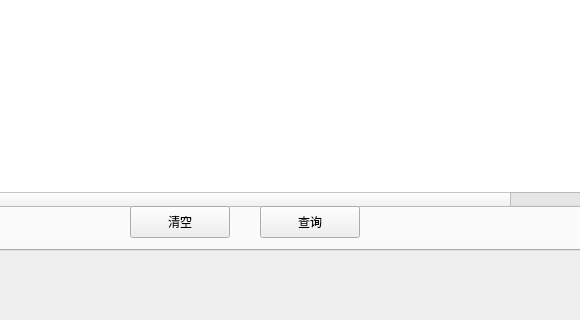
First picture: the form in mainwindow.ui, repository rileychc/StuInfoManage, before the edit; both pictures show x 122 to 702 and y 280 to 600 of the 800 by 600 pixel window.
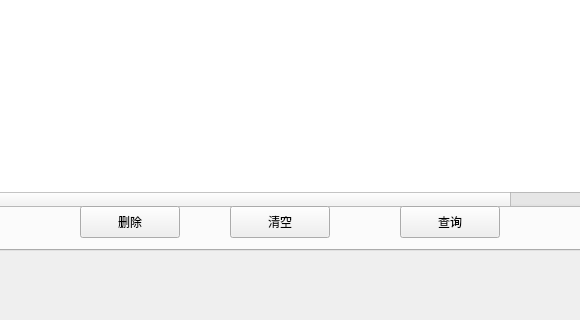
Second picture: the form after the edit.

```diff
--- a/mainwindow.ui
+++ b/mainwindow.ui
@@ -592,7 +592,7 @@
      <widget class="QPushButton" name="stu_query_Button">
       <property name="geometry">
        <rect>
-        <x>380</x>
+        <x>520</x>
         <y>460</y>
         <width>100</width>
         <height>32</height>
@@ -670,7 +670,7 @@
      <widget class="QPushButton" name="stu_clapushButton">
       <property name="geometry">
        <rect>
-        <x>250</x>
+        <x>350</x>
         <y>460</y>
         <width>100</width>
         <height>32</height>
@@ -680,6 +680,19 @@
        <string>清空</string>
       </property>
      </widget>
+     <widget class="QPushButton" name="del_p">
+      <property name="geometry">
+       <rect>
+        <x>200</x>
+        <y>460</y>
+        <width>100</width>
+        <height>32</height>
+       </rect>
+      </property>
+      <property name="text">
+       <string>删除</string>
+      </property>
+     </widget>
     </widget>
    </widget>
   </widget>
```
